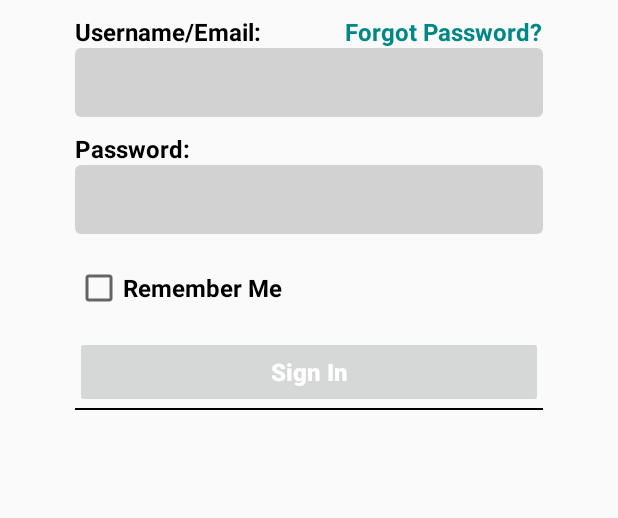
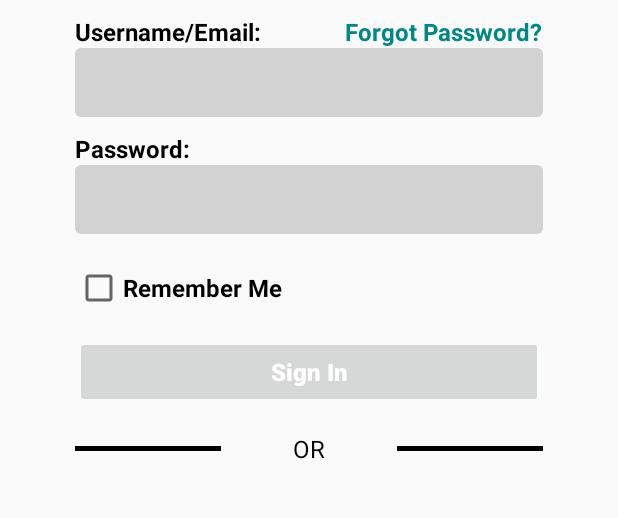
Before and after one commit to mahshad76/UserInterfaces, an Android app built with Jetpack Compose: the screen it shows after launch (MainActivity), on a phone screen of 412 x 824 dp, the part 285-803 px from its top. Run offline under Robolectric (Android 15) with nearby library versions, the phone set to English and light mode, and no system bars.

Commit message:
add two views plus a text in the middle.

```diff
--- a/app/src/main/res/layout/activity_main.xml
+++ b/app/src/main/res/layout/activity_main.xml
@@ -53,6 +53,7 @@
         app:layout_constraintTop_toBottomOf="@+id/EmailEdit" />
 
     <TextView
+        android:id="@+id/textView"
         android:layout_width="wrap_content"
         android:layout_height="wrap_content"
         android:text="Forgot Password?"
@@ -101,9 +102,38 @@
 
     <View
         android:id="@+id/separator1"
-        android:layout_width="match_parent"
-        android:layout_height="1dp"
+        android:layout_width="0dp"
+        android:layout_height="3dp"
+        android:layout_marginEnd="32dp"
         android:background="@android:color/black"
+        app:layout_constraintBottom_toBottomOf="@id/or_text_label"
         app:layout_constraintLeft_toLeftOf="parent"
+        app:layout_constraintRight_toLeftOf="@id/or_text_label"
+        app:layout_constraintTop_toTopOf="@id/or_text_label" />
+
+    <TextView
+        android:id="@+id/or_text_label"
+        android:layout_width="wrap_content"
+        android:layout_height="wrap_content"
+        android:layout_marginStart="16dp"
+        android:layout_marginTop="16dp"
+        android:layout_marginEnd="16dp"
+        android:text="OR"
+        android:textColor="@android:color/black"
+        android:textSize="16sp"
+        app:layout_constraintLeft_toRightOf="@id/separator1"
+        app:layout_constraintRight_toLeftOf="@id/separator2"
         app:layout_constraintTop_toBottomOf="@id/sign_in_button" />
+
+    <View
+        android:id="@+id/separator2"
+        android:layout_width="0dp"
+        android:layout_height="3dp"
+        android:layout_marginStart="32dp"
+        android:background="@android:color/black"
+        app:layout_constraintBottom_toBottomOf="@id/or_text_label"
+        app:layout_constraintLeft_toRightOf="@id/or_text_label"
+        app:layout_constraintRight_toRightOf="parent"
+        app:layout_constraintTop_toTopOf="@id/or_text_label" />
+
 </androidx.constraintlayout.widget.ConstraintLayout>
```
